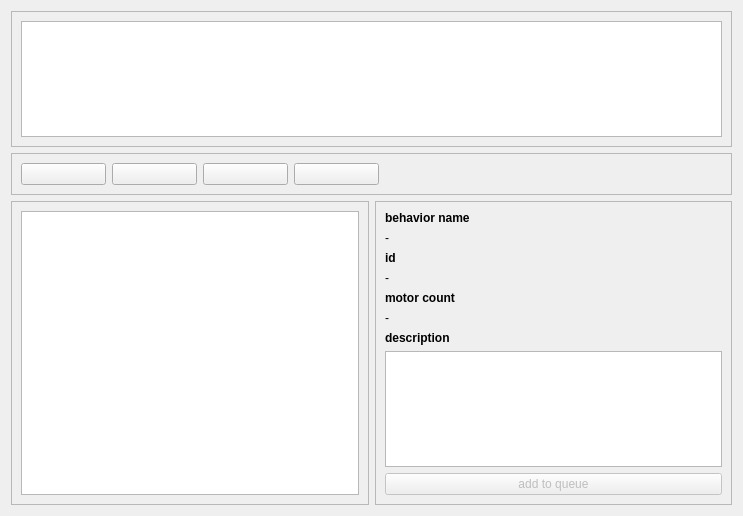
Old version of the form src/roboy_control/src/view/PlayerView/PlayerView.ui in the repository letrend/roboy_control.
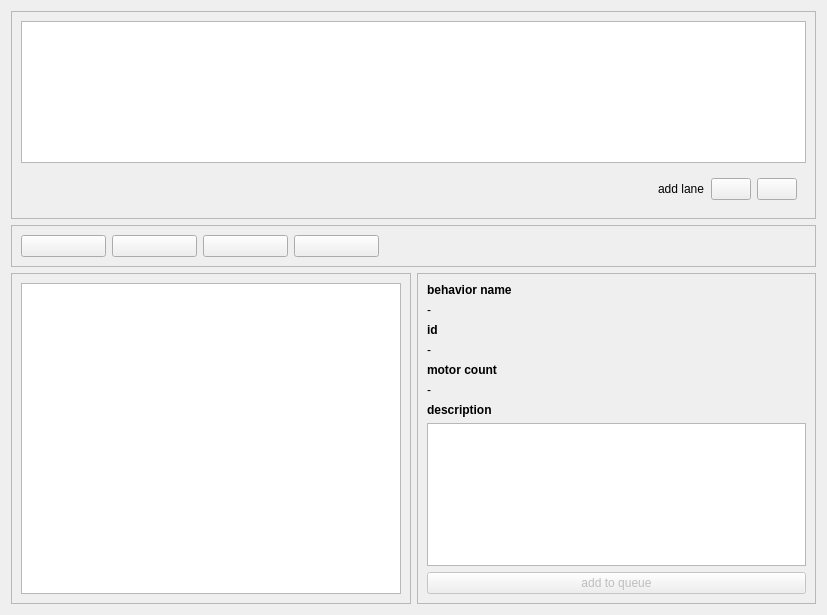
New version of the form. Icons and pictures are not drawn.

Commit message: added the basic file structure for the multi lane widget and started to define a multi lane widget model interface

Diff of the .ui file:
```diff
--- a/src/roboy_control/src/view/PlayerView/PlayerView.ui
+++ b/src/roboy_control/src/view/PlayerView/PlayerView.ui
@@ -6,8 +6,8 @@
    <rect>
     <x>0</x>
     <y>0</y>
-    <width>743</width>
-    <height>516</height>
+    <width>827</width>
+    <height>615</height>
    </rect>
   </property>
   <property name="windowTitle">
@@ -45,6 +45,54 @@
         </property>
        </widget>
       </item>
+      <item>
+       <widget class="QWidget" name="widget" native="true">
+        <layout class="QHBoxLayout" name="horizontalLayout_3">
+         <item>
+          <spacer name="horizontalSpacer_2">
+           <property name="orientation">
+            <enum>Qt::Horizontal</enum>
+           </property>
+           <property name="sizeHint" stdset="0">
+            <size>
+             <width>40</width>
+             <height>20</height>
+            </size>
+           </property>
+          </spacer>
+         </item>
+         <item>
+          <widget class="QLabel" name="label">
+           <property name="text">
+            <string>add lane</string>
+           </property>
+          </widget>
+         </item>
+         <item>
+          <widget class="QPushButton" name="pushButton_2">
+           <property name="text">
+            <string/>
+           </property>
+           <property name="icon">
+            <iconset resource="PlayerResources.qrc">
+             <normaloff>:/add-img.png</normaloff>:/add-img.png</iconset>
+           </property>
+          </widget>
+         </item>
+         <item>
+          <widget class="QPushButton" name="pushButton">
+           <property name="text">
+            <string/>
+           </property>
+           <property name="icon">
+            <iconset resource="PlayerResources.qrc">
+             <normaloff>:/remove-img.png</normaloff>:/remove-img.png</iconset>
+           </property>
+          </widget>
+         </item>
+        </layout>
+       </widget>
+      </item>
      </layout>
     </widget>
    </item>
```
Left out of the diff: 2 changed lines with no effect on the pictures. The commit also changes 10 other files.
